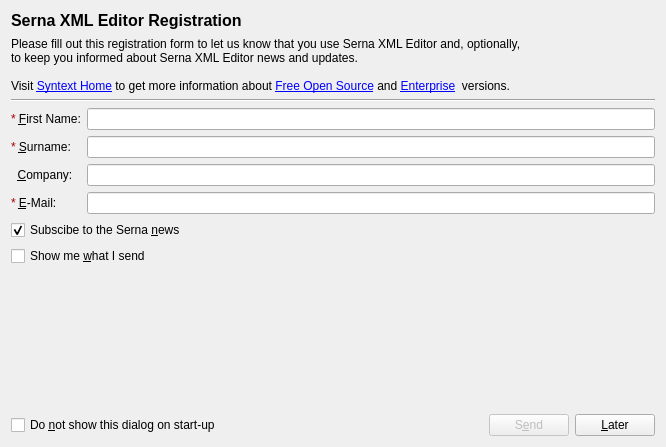
axmetishe/serna-free, file serna/core/qt/RegistrationDialogBase.ui: the form before one commit.
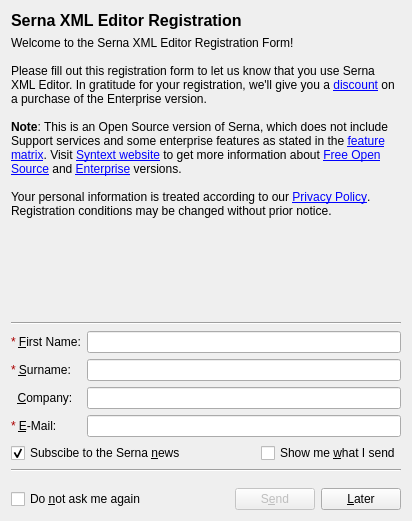
The form after the commit.

Commit message: Registration Dialog geometry updated, text added

Patch:
```diff
--- a/serna/core/qt/RegistrationDialogBase.ui
+++ b/serna/core/qt/RegistrationDialogBase.ui
@@ -5,16 +5,14 @@
    <rect>
     <x>0</x>
     <y>0</y>
-    <width>666</width>
-    <height>447</height>
+    <width>412</width>
+    <height>521</height>
    </rect>
   </property>
   <property name="windowTitle" >
    <string>Serna XML Editor Registration</string>
   </property>
-  <layout class="QVBoxLayout" name="verticalLayout_2" >
-   <item>
-    <layout class="QHBoxLayout" name="horizontalLayout_3" >
+  <layout class="QVBoxLayout" name="verticalLayout" >
      <item>
       <widget class="QLabel" name="label_2" >
        <property name="text" >
@@ -24,36 +22,40 @@
 &lt;/style>&lt;/head>&lt;body style=" font-family:'Sans Serif'; font-size:9pt; font-weight:400; font-style:normal;">
 &lt;p style=" margin-top:0px; margin-bottom:0px; margin-left:0px; margin-right:0px; -qt-block-indent:0; text-indent:0px;">&lt;span style=" font-size:12pt; font-weight:600;">Serna XML Editor Registration&lt;/span>&lt;/p>&lt;/body>&lt;/html></string>
        </property>
-      </widget>
-     </item>
-     <item>
-      <spacer name="horizontalSpacer_3" >
-       <property name="orientation" >
-        <enum>Qt::Horizontal</enum>
-       </property>
-       <property name="sizeHint" stdset="0" >
-        <size>
-         <width>358</width>
-         <height>20</height>
-        </size>
-       </property>
-      </spacer>
-     </item>
-    </layout>
-   </item>
-   <item>
-    <layout class="QVBoxLayout" name="verticalLayout" >
+     <property name="alignment" >
+      <set>Qt::AlignLeading|Qt::AlignLeft|Qt::AlignTop</set>
+     </property>
+    </widget>
+   </item>
      <item>
       <widget class="QLabel" name="informationLabel_" >
+     <property name="sizePolicy" >
+      <sizepolicy vsizetype="MinimumExpanding" hsizetype="Preferred" >
+       <horstretch>0</horstretch>
+       <verstretch>0</verstretch>
+      </sizepolicy>
+     </property>
        <property name="text" >
         <string>&lt;!DOCTYPE HTML PUBLIC "-//W3C//DTD HTML 4.0//EN" "http://www.w3.org/TR/REC-html40/strict.dtd">
 &lt;html>&lt;head>&lt;meta name="qrichtext" content="1" />&lt;style type="text/css">
 p, li { white-space: pre-wrap; }
 &lt;/style>&lt;/head>&lt;body style=" font-family:'Sans Serif'; font-size:9pt; font-weight:400; font-style:normal;">
-&lt;p align="justify" style=" margin-top:0px; margin-bottom:0px; margin-left:0px; margin-right:0px; -qt-block-indent:0; text-indent:0px;">Please fill out this registration form to let us know that you use Serna XML Editor and, optionally,&lt;/p>
-&lt;p align="justify" style=" margin-top:0px; margin-bottom:0px; margin-left:0px; margin-right:0px; -qt-block-indent:0; text-indent:0px;">to keep you informed about Serna XML Editor news and updates.&lt;/p>
+&lt;p style=" margin-top:0px; margin-bottom:0px; margin-left:0px; margin-right:0px; -qt-block-indent:0; text-indent:0px;">Welcome to the Serna XML Editor Registration Form!&lt;br />&lt;br />Please fill out this registration form to let us know that you use Serna XML Editor. In gratitude for your registration, we'll give you a &lt;a href="http://www.syntext.com/shop/promotions/">&lt;span style=" text-decoration: underline; color:#0000ff;">discount&lt;/span>&lt;/a> on a purchase of the Enterprise version.&lt;/p>
+&lt;p style=" margin-top:0px; margin-bottom:0px; margin-left:0px; margin-right:0px; -qt-block-indent:0; text-indent:0px;">&lt;br />&lt;span style=" font-weight:600;">Note&lt;/span>: This is an Open Source version of Serna, which does not include Support services and some enterprise features as stated in the &lt;a href="http://www.syntext.com/products/serna-feature-matrix/">&lt;span style=" text-decoration: underline; color:#0000ff;">feature matrix&lt;/span>&lt;/a>. Visit &lt;a href="http://www.syntext.com/">&lt;span style=" text-decoration: underline; color:#0000ff;">Syntext website&lt;/span>&lt;/a> to get more information about &lt;a href="http://www.syntext.com/products/serna-free/">&lt;span style=" text-decoration: underline; color:#0000ff;">Free Open Source&lt;/span>&lt;/a> and &lt;a href="http://www.syntext.com/products/serna/">&lt;span style=" text-decoration: underline; color:#0000ff;">Enterprise&lt;/span>&lt;/a> versions.&lt;/p>
 &lt;p style="-qt-paragraph-type:empty; margin-top:0px; margin-bottom:0px; margin-left:0px; margin-right:0px; -qt-block-indent:0; text-indent:0px;">&lt;/p>
-&lt;p style=" margin-top:0px; margin-bottom:0px; margin-left:0px; margin-right:0px; -qt-block-indent:0; text-indent:0px;">Visit &lt;a href="http://syntext.com">&lt;span style=" text-decoration: underline; color:#0000ff;">Syntext Home&lt;/span>&lt;/a> to get more information about &lt;a href="http://syntext.com">&lt;span style=" text-decoration: underline; color:#0000ff;">Free Open Source&lt;/span>&lt;/a> and &lt;a href="http://syntext.com">&lt;span style=" text-decoration: underline; color:#0000ff;">Enterprise&lt;/span>&lt;/a>  versions.&lt;/p>&lt;/body>&lt;/html></string>
+&lt;p style=" margin-top:0px; margin-bottom:0px; margin-left:0px; margin-right:0px; -qt-block-indent:0; text-indent:0px;">Your personal information is treated according to our &lt;a href="http://www.syntext.com/about/privacy/">&lt;span style=" text-decoration: underline; color:#0000ff;">Privacy Policy&lt;/span>&lt;/a>.  Registration conditions may be changed without prior notice.&lt;/p>&lt;/body>&lt;/html></string>
+     </property>
+     <property name="textFormat" >
+      <enum>Qt::RichText</enum>
+     </property>
+     <property name="scaledContents" >
+      <bool>false</bool>
+     </property>
+     <property name="alignment" >
+      <set>Qt::AlignLeading|Qt::AlignLeft|Qt::AlignTop</set>
+     </property>
+     <property name="wordWrap" >
+      <bool>true</bool>
        </property>
       </widget>
      </item>
@@ -64,8 +66,6 @@
        </property>
       </widget>
      </item>
-    </layout>
-   </item>
    <item>
     <layout class="QGridLayout" name="gridLayout" >
      <item row="0" column="0" >
@@ -159,10 +159,6 @@
        </property>
       </spacer>
      </item>
-    </layout>
-   </item>
-   <item>
-    <layout class="QHBoxLayout" name="horizontalLayout_4" >
      <item>
       <widget class="QCheckBox" name="showSentCheckBox_" >
        <property name="text" >
@@ -170,30 +166,27 @@
        </property>
       </widget>
      </item>
+    </layout>
+   </item>
      <item>
-      <spacer name="horizontalSpacer_4" >
+    <widget class="Line" name="line_2" >
        <property name="orientation" >
         <enum>Qt::Horizontal</enum>
        </property>
-       <property name="sizeHint" stdset="0" >
-        <size>
-         <width>488</width>
-         <height>20</height>
-        </size>
-       </property>
-      </spacer>
-     </item>
-    </layout>
+    </widget>
    </item>
    <item>
     <spacer name="verticalSpacer" >
      <property name="orientation" >
       <enum>Qt::Vertical</enum>
      </property>
+     <property name="sizeType" >
+      <enum>QSizePolicy::Fixed</enum>
+     </property>
      <property name="sizeHint" stdset="0" >
       <size>
        <width>20</width>
-       <height>100</height>
+       <height>10</height>
       </size>
      </property>
     </spacer>
@@ -203,7 +196,7 @@
      <item>
       <widget class="QCheckBox" name="notShowDialogCheckBox_" >
        <property name="text" >
-        <string>Do &amp;not show this dialog on start-up</string>
+        <string>Do &amp;not ask me again</string>
        </property>
       </widget>
      </item>
```
Lines whose indentation alone changed are shown as unchanged.
